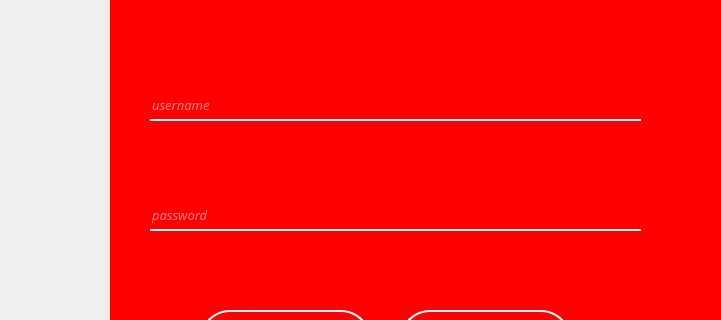
The window that login.ui (BorG1985/The_Warehouse_Project_PYQT5) describes before a commit, drawn with Qt 5; both pictures show x 0 to 721 and y 320 to 640 of the 1235 by 863 pixel window.
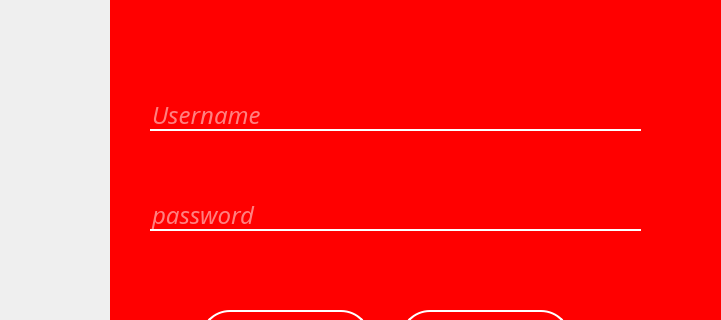
The same window after the commit. Icons and pictures are not drawn.

Patch:
```diff
--- a/login.ui
+++ b/login.ui
@@ -319,6 +319,39 @@
      <string>Register</string>
     </property>
    </widget>
+   <widget class="QLineEdit" name="line_username">
+    <property name="geometry">
+     <rect>
+      <x>40</x>
+      <y>280</y>
+      <width>491</width>
+      <height>31</height>
+     </rect>
+    </property>
+    <property name="font">
+     <font>
+      <family>Aero</family>
+      <pointsize>18</pointsize>
+      <italic>true</italic>
+      <underline>false</underline>
+     </font>
+    </property>
+    <property name="focusPolicy">
+     <enum>Qt::StrongFocus</enum>
+    </property>
+    <property name="toolTip">
+     <string/>
+    </property>
+    <property name="text">
+     <string/>
+    </property>
+    <property name="echoMode">
+     <enum>QLineEdit::Normal</enum>
+    </property>
+    <property name="placeholderText">
+     <string>Username</string>
+    </property>
+   </widget>
    <widget class="QLineEdit" name="line_password">
     <property name="geometry">
      <rect>
@@ -331,7 +364,7 @@
     <property name="font">
      <font>
       <family>Aero</family>
-      <pointsize>10</pointsize>
+      <pointsize>18</pointsize>
       <italic>true</italic>
       <underline>false</underline>
      </font>
@@ -352,36 +385,6 @@
      <string>password</string>
     </property>
    </widget>
-   <widget class="QLineEdit" name="line_username">
-    <property name="geometry">
-     <rect>
-      <x>40</x>
-      <y>270</y>
-      <width>491</width>
-      <height>31</height>
-     </rect>
-    </property>
-    <property name="font">
-     <font>
-      <family>Aero</family>
-      <pointsize>10</pointsize>
-      <italic>true</italic>
-      <underline>false</underline>
-     </font>
-    </property>
-    <property name="focusPolicy">
-     <enum>Qt::StrongFocus</enum>
-    </property>
-    <property name="toolTip">
-     <string/>
-    </property>
-    <property name="text">
-     <string/>
-    </property>
-    <property name="placeholderText">
-     <string>username</string>
-    </property>
-   </widget>
    <widget class="QLabel" name="label_2">
     <property name="geometry">
      <rect>
```
Left out of the diff: 8 changed lines with no effect on the pictures.
